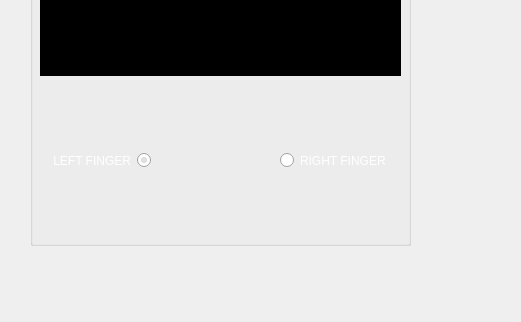
First picture: the form in minibus-route-native-application/ui/fingerprintcaptureform.ui, repository nkszLedger/minibus-route-native-application, before the edit; both pictures show x 0 to 521 and y 395 to 717 of the 1007 by 717 pixel window.
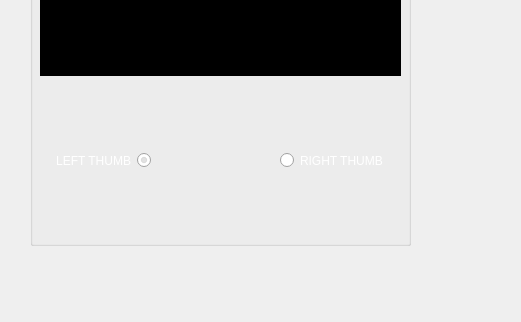
Second picture: the form after the edit. Icons and pictures are not drawn.

```diff
--- a/minibus-route-native-application/ui/fingerprintcaptureform.ui
+++ b/minibus-route-native-application/ui/fingerprintcaptureform.ui
@@ -227,7 +227,7 @@
      <string notr="true">color: rgb(255, 255, 255);</string>
     </property>
     <property name="text">
-     <string>LEFT FINGER</string>
+     <string>LEFT THUMB</string>
     </property>
     <property name="checked">
      <bool>true</bool>
@@ -246,7 +246,7 @@
      <string notr="true">color: rgb(255, 255, 255);</string>
     </property>
     <property name="text">
-     <string>RIGHT FINGER</string>
+     <string>RIGHT THUMB</string>
     </property>
    </widget>
   </widget>
```
